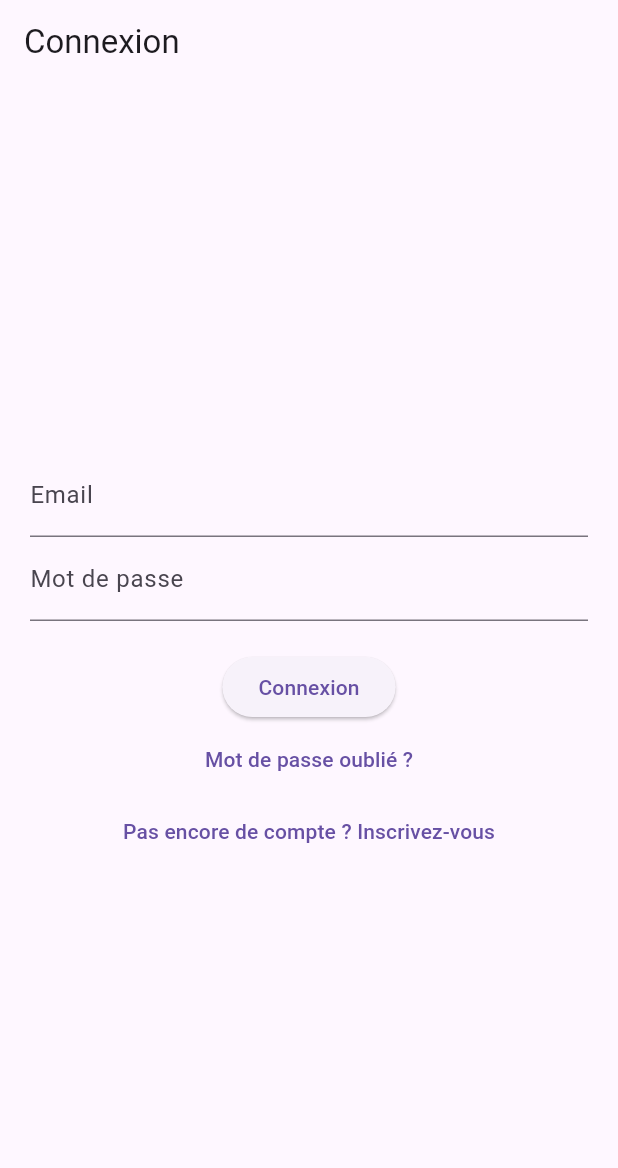
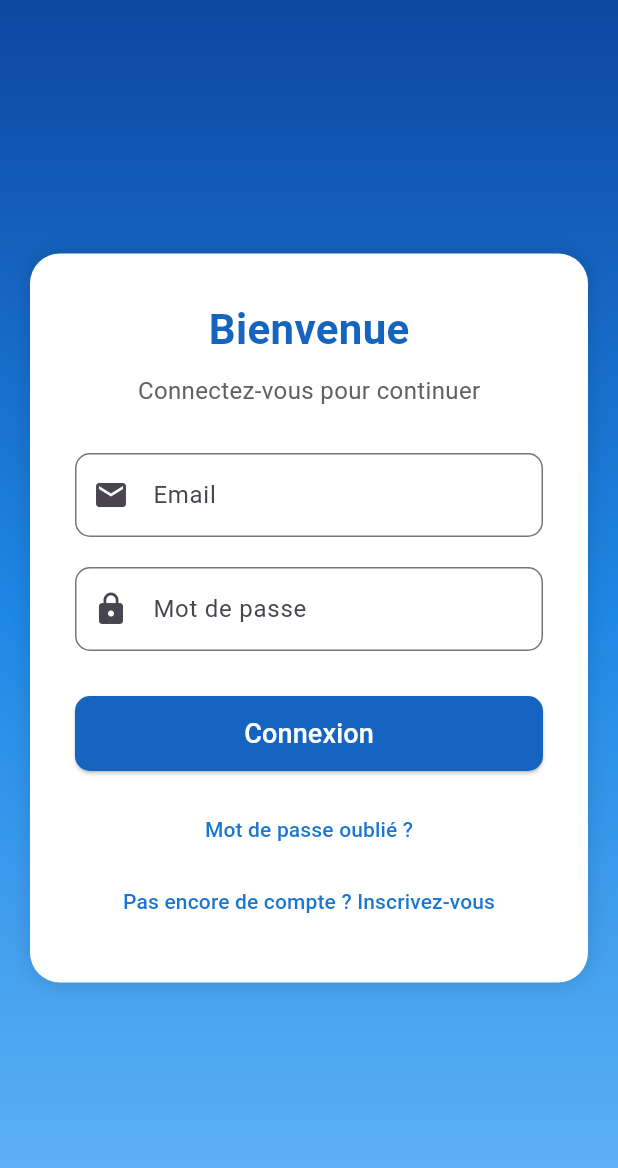
Before and after one commit to NOUTAILAA/OCR-OPENCV-Flutter, a Flutter app: the screen it shows after launch, on a phone screen of 412 x 824 dp. Shown: the top 1168 px of the screen. Run offline on Flutter 3.47's test engine with Material 3 defaults, Android fonts, the phone set to English and light mode, and no system bars; our stand-ins replace fluttertoast, image_picker.

Commit message:
add style login_screen

```diff
--- a/lib/screens/login_screen.dart
+++ b/lib/screens/login_screen.dart
@@ -36,45 +36,124 @@ class _LoginScreenState extends State<LoginScreen> {
   @override
   Widget build(BuildContext context) {
     return Scaffold(
-      appBar: AppBar(title: Text("Connexion")),
-      body: Padding(
+      body: Container(
+        decoration: BoxDecoration(
+          gradient: LinearGradient(
+            begin: Alignment.topCenter,
+            end: Alignment.bottomCenter,
+            colors: [
+              Colors.blue.shade900,
+              Colors.blue.shade600,
+              Colors.blue.shade300,
+            ],
+          ),
+        ),
+        child: Center(
+          child: Padding(
             padding: const EdgeInsets.all(20.0),
+            child: Container(
+              padding: EdgeInsets.all(30),
+              decoration: BoxDecoration(
+                color: Colors.white,
+                borderRadius: BorderRadius.circular(20),
+                boxShadow: [
+                  BoxShadow(
+                    color: Colors.black.withOpacity(0.1),
+                    blurRadius: 10,
+                    spreadRadius: 2,
+                  ),
+                ],
+              ),
               child: Column(
-          mainAxisAlignment: MainAxisAlignment.center,
+                mainAxisSize: MainAxisSize.min,
                 children: [
+                  Text(
+                    "Bienvenue",
+                    style: TextStyle(
+                      fontSize: 28,
+                      fontWeight: FontWeight.bold,
+                      color: Colors.blue.shade800,
+                    ),
+                  ),
+                  SizedBox(height: 10),
+                  Text(
+                    "Connectez-vous pour continuer",
+                    style: TextStyle(
+                      fontSize: 16,
+                      color: Colors.grey.shade700,
+                    ),
+                  ),
+                  SizedBox(height: 30),
                   TextField(
                     controller: emailController,
-              decoration: InputDecoration(labelText: "Email"),
+                    decoration: InputDecoration(
+                      labelText: "Email",
+                      prefixIcon: Icon(Icons.email),
+                      border: OutlineInputBorder(
+                        borderRadius: BorderRadius.circular(10),
                       ),
+                    ),
+                  ),
+                  SizedBox(height: 20),
                   TextField(
                     controller: passwordController,
-              decoration: InputDecoration(labelText: "Mot de passe"),
+                    decoration: InputDecoration(
+                      labelText: "Mot de passe",
+                      prefixIcon: Icon(Icons.lock),
+                      border: OutlineInputBorder(
+                        borderRadius: BorderRadius.circular(10),
+                      ),
+                    ),
                     obscureText: true,
                   ),
-            SizedBox(height: 20),
+                  SizedBox(height: 30),
                   ElevatedButton(
                     onPressed: login,
-              child: Text("Connexion"),
+                    style: ElevatedButton.styleFrom(
+                      backgroundColor: Colors.blue.shade800,
+                      minimumSize: Size(double.infinity, 50),
+                      shape: RoundedRectangleBorder(
+                        borderRadius: BorderRadius.circular(10),
+                      ),
+                    ),
+                    child: Text(
+                      "Connexion",
+                      style: TextStyle(fontSize: 18, color: Colors.white),
+                    ),
+                  ),
+                  SizedBox(height: 15),
+                  TextButton(
+                    onPressed: () {
+                      Navigator.push(
+                        context,
+                        MaterialPageRoute(
+                          builder: (context) => ForgotPasswordScreen(),
+                        ),
+                      );
+                    },
+                    child: Text(
+                      "Mot de passe oublié ?",
+                      style: TextStyle(color: Colors.blue.shade700),
+                    ),
                   ),
                   TextButton(
                     onPressed: () {
                       Navigator.push(
                         context,
-                  MaterialPageRoute(builder: (context) => ForgotPasswordScreen()),
+                        MaterialPageRoute(
+                          builder: (context) => SignUpScreen(),
+                        ),
                       );
                     },
-              child: Text("Mot de passe oublié ?"),
+                    child: Text(
+                      "Pas encore de compte ? Inscrivez-vous",
+                      style: TextStyle(color: Colors.blue.shade700),
                     ),
-            TextButton(
-              onPressed: () {
-                Navigator.push(
-                  context,
-                  MaterialPageRoute(builder: (context) => SignUpScreen()),
-                );
-              },
-              child: Text("Pas encore de compte ? Inscrivez-vous"),
                   ),
                 ],
+              ),
+            ),
+          ),
         ),
       ),
     );
```
Lines whose indentation alone changed are shown as unchanged.
